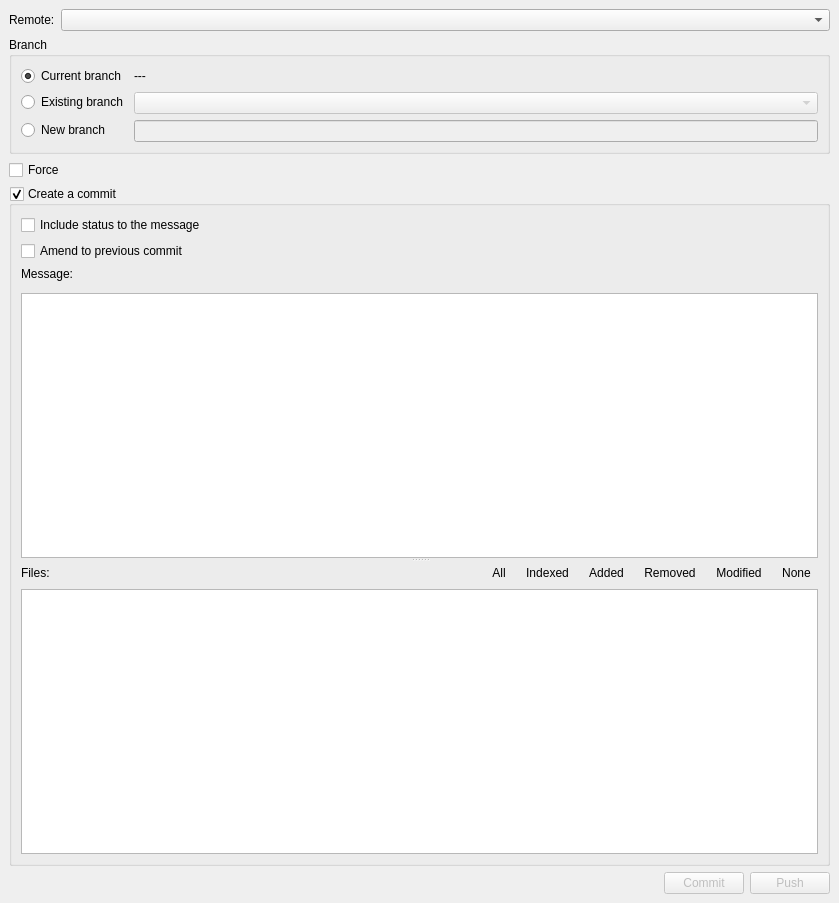
First picture: the form in src/libkommitwidgets/dialogs/commitpushdialog.ui, repository KDE/kommit, before the edit.
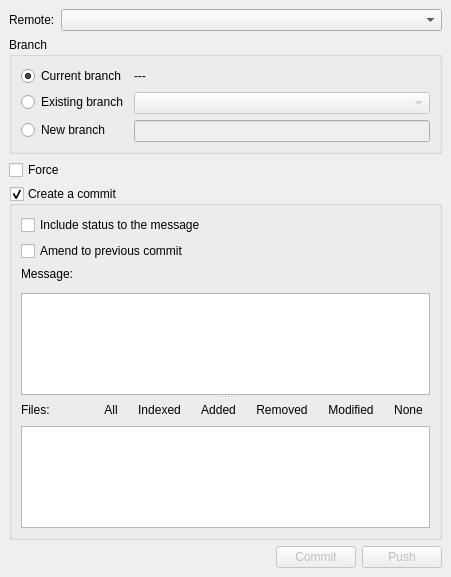
Second picture: the form after the edit. Custom widgets are drawn as their Qt base class.

The edit to the form file:
```diff
--- a/src/libkommitwidgets/dialogs/commitpushdialog.ui
+++ b/src/libkommitwidgets/dialogs/commitpushdialog.ui
@@ -6,8 +6,8 @@
    <rect>
     <x>0</x>
     <y>0</y>
-    <width>839</width>
-    <height>903</height>
+    <width>451</width>
+    <height>577</height>
    </rect>
   </property>
   <property name="windowTitle">
```
